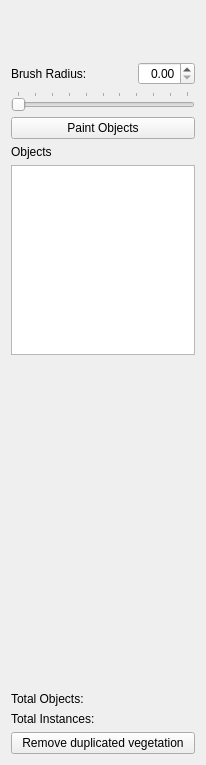
Old version of the form dev/Code/Sandbox/Editor/VegetationPanel.ui in the repository aws/lumberyard.
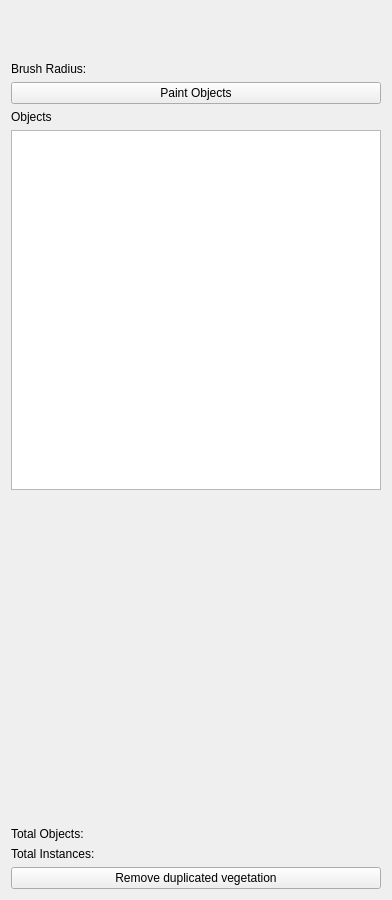
New version of the form. Icons and pictures are not drawn. Custom widgets are drawn as their Qt base class.

Patch:
```diff
--- a/dev/Code/Sandbox/Editor/VegetationPanel.ui
+++ b/dev/Code/Sandbox/Editor/VegetationPanel.ui
@@ -6,11 +6,11 @@
    <rect>
     <x>0</x>
     <y>0</y>
-    <width>206</width>
-    <height>765</height>
+    <width>392</width>
+    <height>900</height>
    </rect>
   </property>
-  <layout class="QVBoxLayout" name="verticalLayout" stretch="0,0,0,0,0,0,1,0,0,0">
+  <layout class="QVBoxLayout" name="verticalLayout" stretch="0,0,0,0,0,0,0,0,0">
    <item>
     <layout class="QGridLayout" name="gridLayout">
      <property name="spacing">
@@ -380,55 +380,32 @@
     </layout>
    </item>
    <item>
-    <layout class="QHBoxLayout" name="horizontalLayout">
+    <layout class="QHBoxLayout" name="horizontalLayout" stretch="0,1">
      <item>
       <widget class="QLabel" name="brushRadiusLabel">
+       <property name="sizePolicy">
+        <sizepolicy hsizetype="Minimum" vsizetype="Preferred">
+         <horstretch>0</horstretch>
+         <verstretch>0</verstretch>
+        </sizepolicy>
+       </property>
        <property name="text">
         <string>Brush Radius:</string>
        </property>
       </widget>
      </item>
      <item>
-      <spacer name="horizontalSpacer_3">
-       <property name="orientation">
-        <enum>Qt::Horizontal</enum>
-       </property>
-       <property name="sizeHint" stdset="0">
-        <size>
-         <width>40</width>
-         <height>20</height>
-        </size>
-       </property>
-      </spacer>
-     </item>
-     <item>
-      <widget class="QDoubleSpinBox" name="brushRadiusSpin">
-       <property name="alignment">
-        <set>Qt::AlignRight|Qt::AlignTrailing|Qt::AlignVCenter</set>
+      <widget class="AzQtComponents::SliderDoubleCombo" name="brushRadiusSlider" native="true">
+       <property name="sizePolicy">
+        <sizepolicy hsizetype="Preferred" vsizetype="Preferred">
+         <horstretch>0</horstretch>
+         <verstretch>0</verstretch>
+        </sizepolicy>
        </property>
       </widget>
      </item>
     </layout>
    </item>
-   <item>
-    <widget class="QSlider" name="brushRadiusSlider">
-     <property name="maximum">
-      <number>10000</number>
-     </property>
-     <property name="pageStep">
-      <number>100</number>
-     </property>
-     <property name="orientation">
-      <enum>Qt::Horizontal</enum>
-     </property>
-     <property name="tickPosition">
-      <enum>QSlider::TicksAbove</enum>
-     </property>
-     <property name="tickInterval">
-      <number>1000</number>
-     </property>
-    </widget>
-   </item>
    <item>
     <widget class="QPushButton" name="paintObjectsButton">
      <property name="toolTip">
@@ -538,6 +515,11 @@
    <header>Controls/ReflectedPropertyControl/ReflectedPropertyCtrl.h</header>
    <container>1</container>
   </customwidget>
+  <customwidget>
+   <class>AzQtComponents::SliderDoubleCombo</class>
+   <extends>QWidget</extends>
+   <header location="global">AzQtComponents/Components/Widgets/SliderCombo.h</header>
+  </customwidget>
  </customwidgets>
  <resources>
   <include location="VegetationPanel.qrc"/>
```
